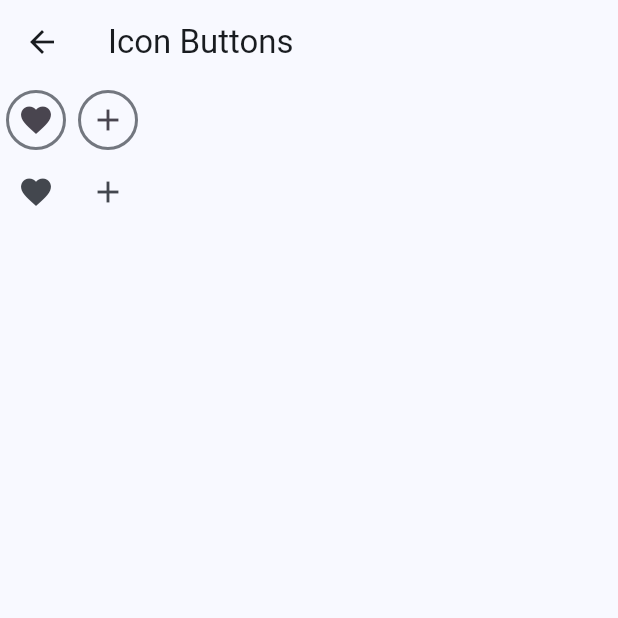
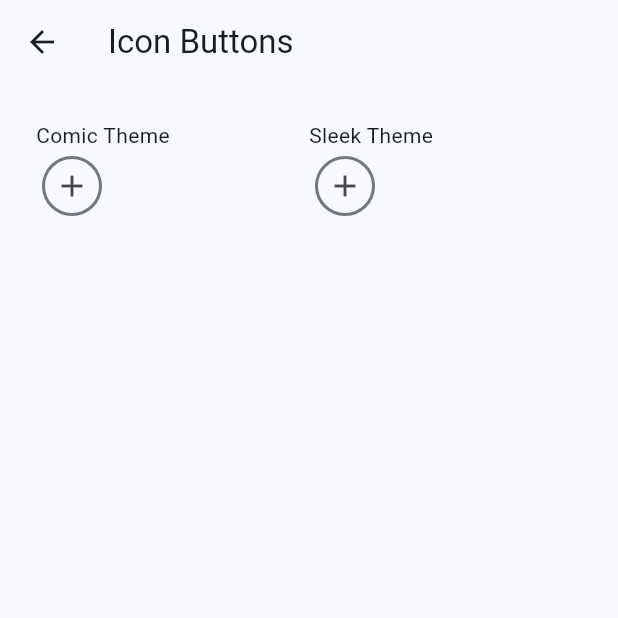
Before and after one commit to thruthesky/easy_design_system_backup_2024_09_24, a Flutter app: the IconButtonScreen screen opened directly, on a phone screen of 412 x 824 dp, the top half of it. Run offline on Flutter 3.47's test engine with Material 3 defaults, Android fonts, the phone set to English and light mode, and no system bars; our stand-ins replace cached_network_image, rxdart, smooth_page_indicator; missing offline and left inert: loop_page_view, markdown_widget.

Commit message:
update icon buttons

```diff
--- a/example/lib/screens/icon_buttons/icon_buttons.screen.dart
+++ b/example/lib/screens/icon_buttons/icon_buttons.screen.dart
@@ -10,47 +10,44 @@ class IconButtonScreen extends StatelessWidget {
       appBar: AppBar(
         title: const Text('Icon Buttons'),
       ),
-      body: Wrap(
-        spacing: 8,
+      body: Padding(
+        padding: const EdgeInsets.all(24),
+        child: Table(
+          children: [
+            const TableRow(
+              children: [
+                Text('Comic Theme'),
+                Text('Sleek Theme'),
+              ],
+            ),
+            TableRow(
               children: [
                 Theme(
                   data: ComicIconButtonThemeData.of(context),
                   child: Row(
                     children: [
                       IconButton(
-                  onPressed: () {
-                    debugPrint('Pressed');
-                  },
-                  icon: const Icon(Icons.favorite),
-                ),
-                IconButton(
-                  onPressed: () {
-                    debugPrint('Pressed');
-                  },
+                        onPressed: () {},
                         icon: const Icon(Icons.add),
                       ),
                     ],
                   ),
                 ),
-          SleekTheme(
+                Theme(
+                  data: ComicIconButtonThemeData.of(context),
                   child: Row(
                     children: [
                       IconButton(
-                  onPressed: () {
-                    debugPrint('Pressed');
-                  },
-                  icon: const Icon(Icons.favorite),
-                ),
-                IconButton(
-                  onPressed: () {
-                    debugPrint('Pressed');
-                  },
+                        onPressed: () {},
                         icon: const Icon(Icons.add),
                       ),
                     ],
                   ),
+                )
+              ],
+            )
+          ],
         ),
-        ],
       ),
     );
   }
```
Lines whose indentation alone changed are shown as unchanged.
